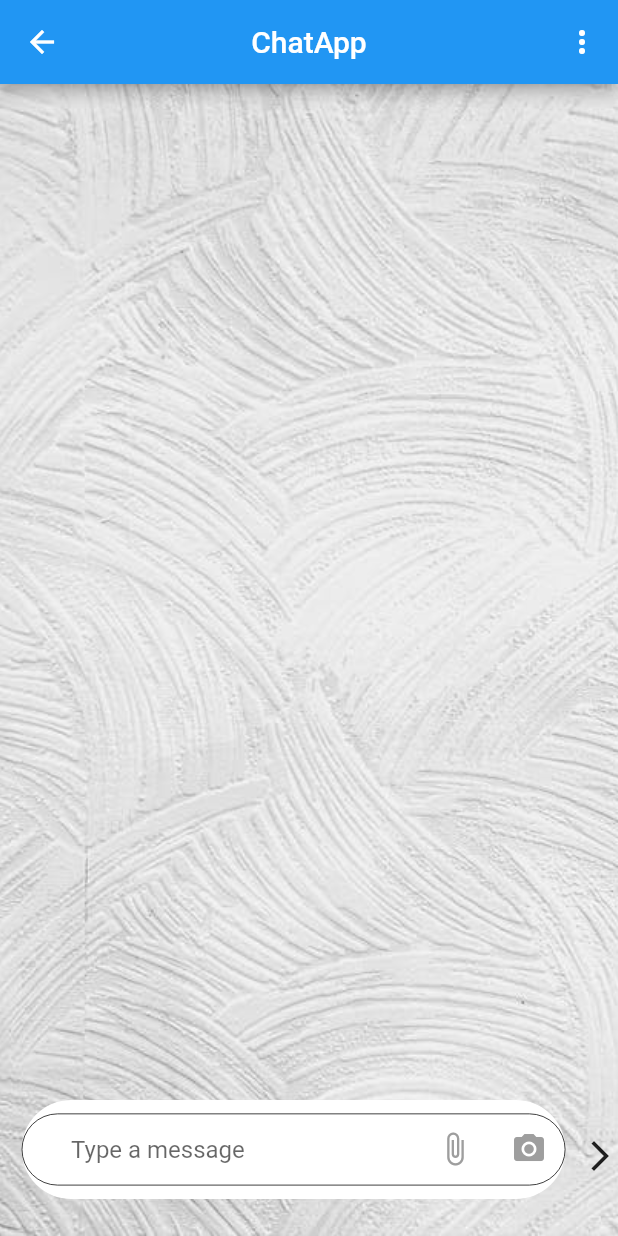
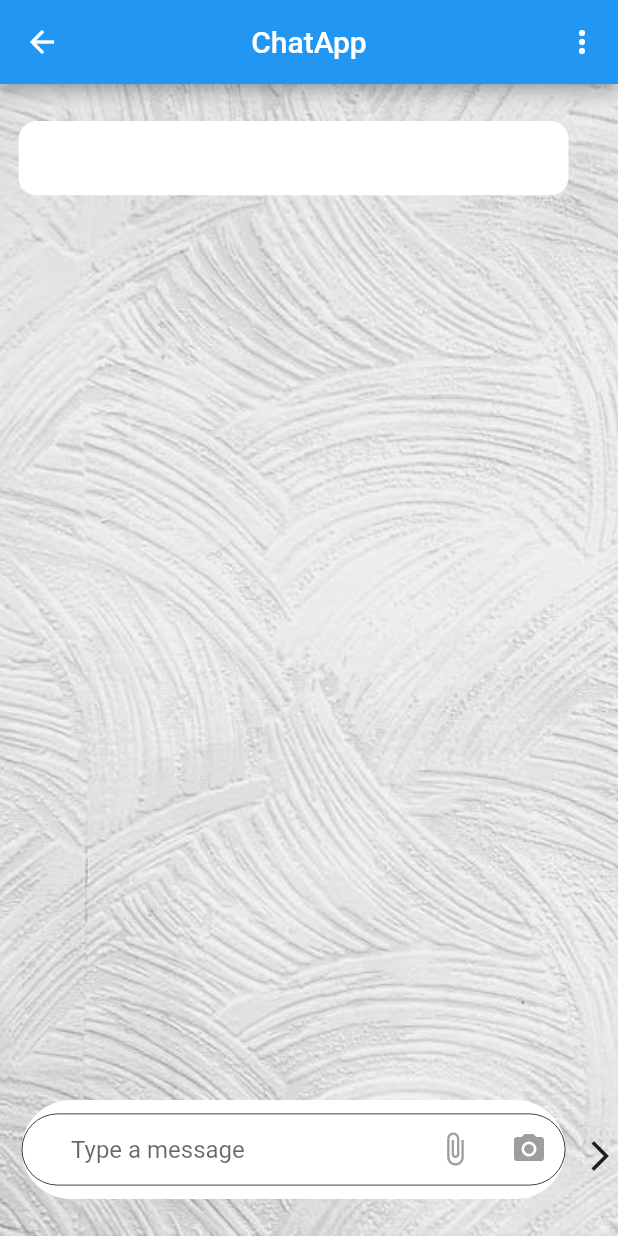
Before and after one commit to mohsinakmal/chat_app, a Flutter app: the ChatScreen screen opened directly, on a phone screen of 412 x 824 dp. Run offline on Flutter 3.47's test engine with Material 2 defaults, Android fonts, the phone set to English and light mode, and no system bars; our stand-ins replace cloud_firestore, firebase_auth, firebase_core, firebase_storage, flutter_phoenix, get_it and 4 more; accounts and stored records are empty; generated files the repository leaves out were written again.

Commit message:
6 November

```diff
--- a/jsons/users.json
+++ b/jsons/users.json
@@ -3,5 +3,6 @@
   "email" : "" ,
   "password": "" ,
   "profileImage": "",
-  "id" : ""
+  "id" : "",
+  "message" : ""
 }
--- a/lib/models/users.dart
+++ b/lib/models/users.dart
@@ -11,6 +11,7 @@ class Users {
     String password;
     String profileImage;
     String id;
+    String message;
 
     factory Users.fromJson(Map<String,dynamic> json) => _$UsersFromJson(json);
     Map<String, dynamic> toJson() => _$UsersToJson(this);
--- a/lib/services/auth_services_hit.dart
+++ b/lib/services/auth_services_hit.dart
@@ -3,6 +3,7 @@
 import 'package:chat_app/abstract_class/auth_services.dart';
 import 'package:chat_app/models/login_response.dart';
 import 'package:chat_app/models/signup_response.dart';
+import 'package:chat_app/models/users.dart';
 import 'package:chat_app/viewmodels/my_base_view_model.dart';
 import 'package:firebase_auth/firebase_auth.dart';
 import 'package:firebase_storage/firebase_storage.dart';
@@ -49,6 +50,4 @@ class AuthServicesHit extends MyBaseViewModel implements AuthServices{
   Future logout() async{
     await FirebaseAuth.instance.signOut();
   }
-
-
 }
--- a/lib/viewmodels/sign_up_in_model.dart
+++ b/lib/viewmodels/sign_up_in_model.dart
@@ -130,12 +130,13 @@ void signIn() async{
     if(emailController.text.length > 0){
       if(passwordController.text.length > 0){
         if(CommonFunctions.isValidEmail(emailController.text.trim())){
+          user = new Users();
           user.email = emailController.text;
           user.password = passwordController.text;
           setBusyForObject("isSigningIn", true);
           var response = await authServicesHit.login(email: user.email, password: user.password);
           if(response.success){
-            navigateToChatScreen();
+            navigateToHomeScreen();
           }
           else{
             showErrorMessage(response.message);
--- a/lib/views/chat_screen.dart
+++ b/lib/views/chat_screen.dart
@@ -56,6 +56,21 @@ class _HomeScreenState extends State<ChatScreen> {
                     height: double.infinity,
                     width: double.infinity,
                   ),
+                  SizedBox(height: SizeConfig.heightMultiplier * 6,),
+                  Container(
+                    margin: EdgeInsets.only(
+                        top: SizeConfig.heightMultiplier * 3,
+                        right:SizeConfig.widthMultiplier * 8,
+                        left: SizeConfig.widthMultiplier * 3
+                    ),
+                    height: SizeConfig.heightMultiplier * 6,
+                    decoration: BoxDecoration(
+                      shape: BoxShape.rectangle,
+                      borderRadius:BorderRadius.circular(12),
+                      color: Colors.white,
+                    ),
+                    //child: Text(''),
+                  ),
                   Align(
                     alignment: Alignment.bottomCenter,
                     child: Stack(
@@ -111,7 +126,11 @@ class _HomeScreenState extends State<ChatScreen> {
                                   child: Icon(Icons.camera_alt,color: Colors.grey,)),
                               Positioned(
                                   right: SizeConfig.widthMultiplier * 15 ,
-                                  child:Icon(Icons.attach_file, color: Colors.grey,)),
+                                  child:GestureDetector(
+                                    onTap: (){
+                                      data.setChat();
+                                    },
+                                      child: Icon(Icons.attach_file, color: Colors.grey,))),
                               //Icon(Icons.attach_file),
                             ],
                             overflow: Overflow.clip,
@@ -119,7 +138,11 @@ class _HomeScreenState extends State<ChatScreen> {
                         ),
                         Positioned(
                             bottom: SizeConfig.heightMultiplier * 5,
-                            child: Icon(Icons.arrow_forward_ios_sharp),),
+                            child:GestureDetector(
+                                onTap: (){
+                                  data.setChat();
+                                },
+                                child: Icon(Icons.arrow_forward_ios_sharp,))),
                       ],
                     ),
                   ),
```
Also changed, not shown: lib/viewmodels/chat_view_model.dart (+14 -0 lines), lib/viewmodels/user_model.dart (+6 -3 lines), lib/views/home.dart (+16 -6 lines), lib/models/users.g.dart.
